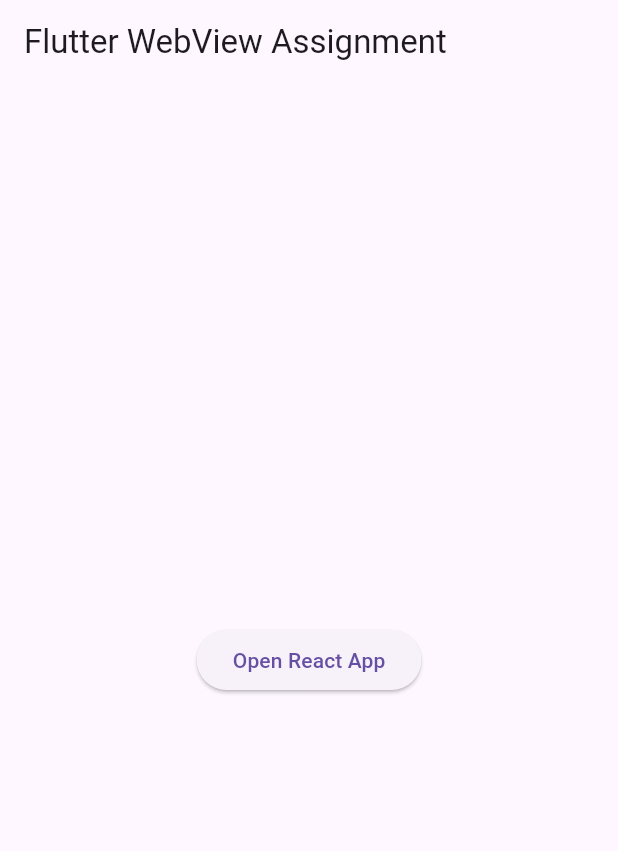
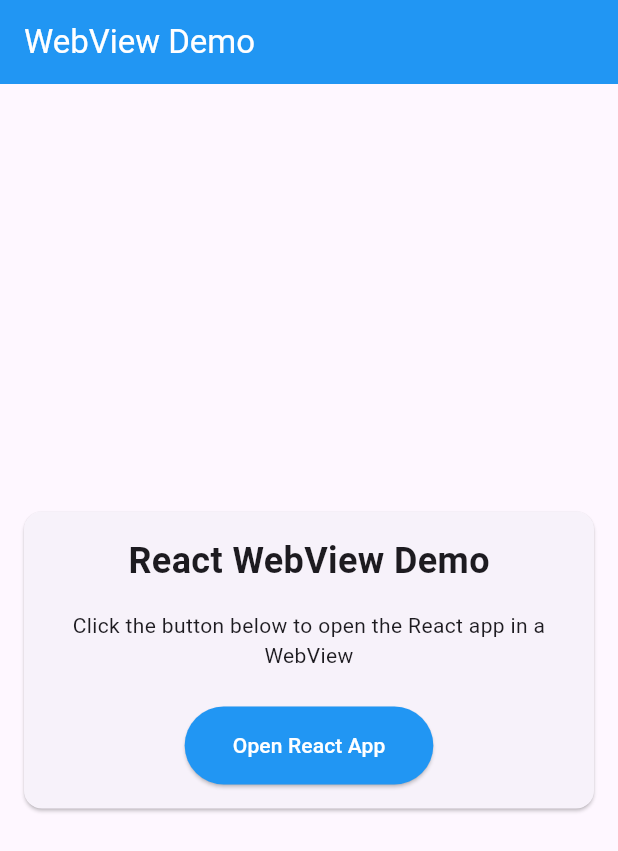
Before and after one commit to notnishant/flutter_webview_assignment, a Flutter app: the screen it shows after launch, on a phone screen of 412 x 824 dp. Shown: the top 851 px of the screen. Run offline on Flutter 3.47's test engine with Material 3 defaults, Android fonts, the phone set to English and light mode, and no system bars; our stand-ins replace connectivity_plus, webview_flutter.

Commit message:
Refactor: Simplify WebView communication and UI

```diff
--- a/lib/screens/home_screen.dart
+++ b/lib/screens/home_screen.dart
@@ -7,14 +7,43 @@ class HomeScreen extends StatelessWidget {
   Widget build(BuildContext context) {
     return Scaffold(
       appBar: AppBar(
-        title: const Text('Flutter WebView Assignment'),
+        title: const Text('WebView Demo'),
+        backgroundColor: Colors.blue,
+        foregroundColor: Colors.white,
       ),
       body: Center(
-        child: ElevatedButton(
-          onPressed: () {
-            Navigator.pushNamed(context, '/webview');
-          },
-          child: const Text('Open React App'),
+        child: Card(
+          margin: const EdgeInsets.all(16.0),
+          child: Padding(
+            padding: const EdgeInsets.all(16.0),
+            child: Column(
+              mainAxisSize: MainAxisSize.min,
+              children: [
+                const Text(
+                  'React WebView Demo',
+                  style: TextStyle(fontSize: 24, fontWeight: FontWeight.bold),
+                ),
+                const SizedBox(height: 16),
+                const Text(
+                  'Click the button below to open the React app in a WebView',
+                  textAlign: TextAlign.center,
+                ),
+                const SizedBox(height: 24),
+                ElevatedButton(
+                  onPressed: () => Navigator.pushNamed(context, '/webview'),
+                  style: ElevatedButton.styleFrom(
+                    backgroundColor: Colors.blue,
+                    foregroundColor: Colors.white,
+                    padding: const EdgeInsets.symmetric(
+                      horizontal: 32,
+                      vertical: 16,
+                    ),
+                  ),
+                  child: const Text('Open React App'),
+                ),
+              ],
+            ),
+          ),
         ),
       ),
     );
```
Also changed, not shown: lib/screens/result_screen.dart (+49 -9 lines), lib/screens/webview_screen.dart (+57 -108 lines).
